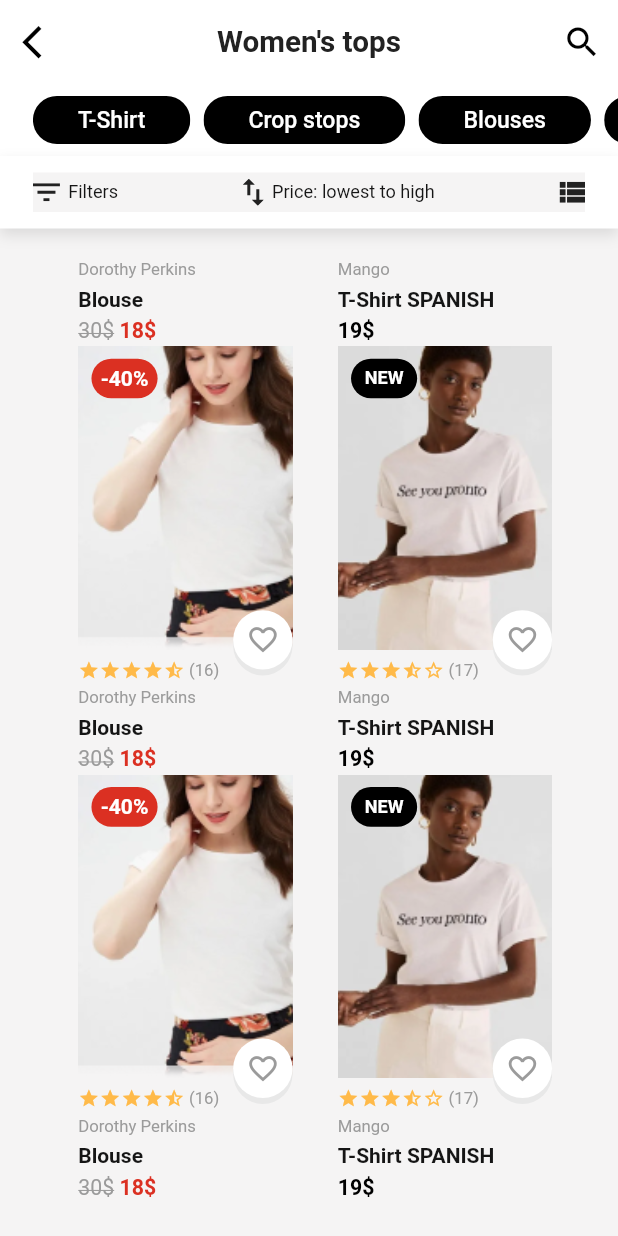
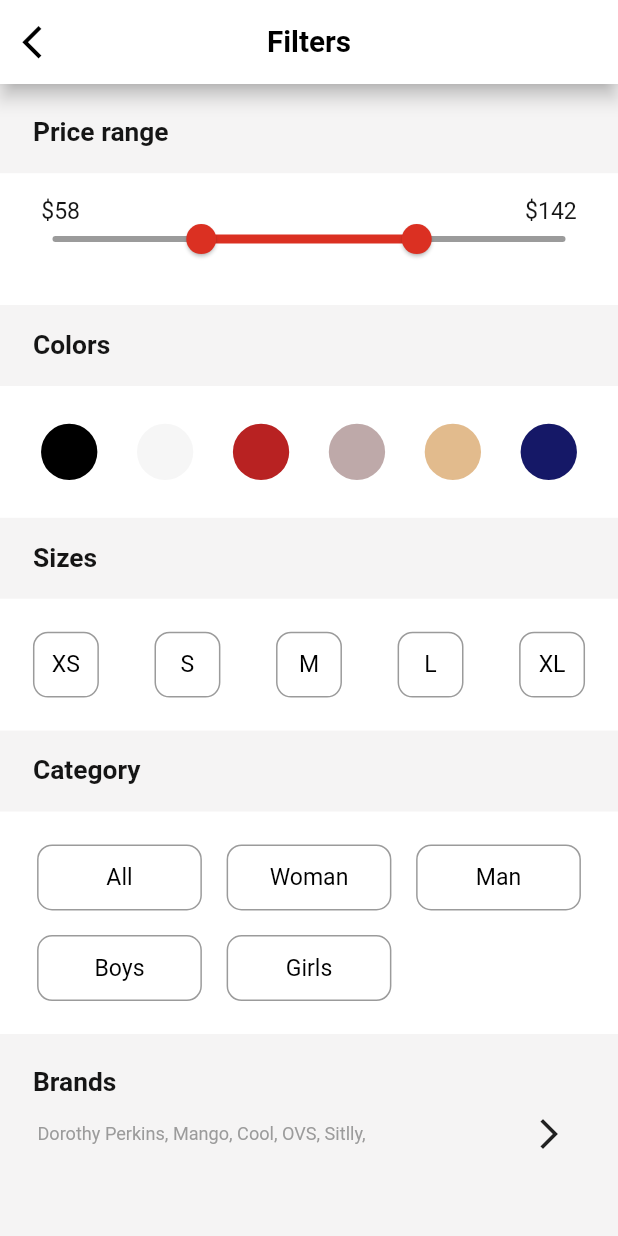
Before and after one commit to troqphuc147/e_commerce_ui, a Flutter app: the ProductWithCategoryScreen screen opened directly, scrolled down 229 dp, after a tap on "Filters", on a phone screen of 412 x 824 dp. Run offline on Flutter 3.47's test engine with Material 2 defaults, Android fonts, the phone set to English and light mode, and no system bars; drawn by our look-alikes of flutter_rating_bar; our stand-ins replace flutter_svg, image_picker; Roboto replaces fonts that are missing (Metropolis).

Commit message:
completed filter screen

```diff
--- /dev/null
+++ b/lib/models/brands.dart
@@ -0,0 +1,8 @@
+import 'package:flutter/material.dart';
+List<String> listBrand = [
+  "Dorothy Perkins",
+  "Mango",
+  "Cool",
+  "OVS",
+  "Sitlly",
+];
--- /dev/null
+++ b/lib/screens/product_with_category/components/filter/components/brand.dart
@@ -0,0 +1,63 @@
+import 'package:e_commerce_ui/constants.dart';
+import 'package:e_commerce_ui/models/brands.dart';
+import 'package:flutter/material.dart';
+
+import '../../../../../size_config.dart';
+
+class BrandFilter extends StatefulWidget {
+  const BrandFilter({Key? key}) : super(key: key);
+
+  @override
+  _BrandFilterState createState() => _BrandFilterState();
+}
+
+class _BrandFilterState extends State<BrandFilter> {
+  List<String> list = listBrand;
+  @override
+  Widget build(BuildContext context) {
+    return Column(
+      crossAxisAlignment: CrossAxisAlignment.start,
+      children: [
+        SizedBox(
+          height: getProportionateScreenWidth(20),
+        ),
+        Padding(
+          padding:
+              EdgeInsets.symmetric(horizontal: getProportionateScreenWidth(20)),
+          child: Text(
+            "Brands",
+            style: TextStyle(
+                fontSize: getProportionateScreenWidth(16),
+                fontWeight: FontWeight.w600),
+          ),
+        ),
+        Padding(
+          padding:
+              EdgeInsets.symmetric(horizontal: getProportionateScreenWidth(20)),
+          child: Row(
+            mainAxisAlignment: MainAxisAlignment.spaceBetween,
+            children: [
+              Row(
+                children: [
+                  ...List.generate(
+                      list.length,
+                      (index) => Text(
+                            " " + list[index] + ",",
+                            style: TextStyle(
+                              color: kPrimarySecondColor,
+                              fontSize: getProportionateScreenWidth(11),
+                            ),
+                          )),
+                ],
+              ),
+              IconButton(
+                onPressed: () {},
+                icon: Icon(Icons.arrow_forward_ios),
+              ),
+            ],
+          ),
+        ),
+      ],
+    );
+  }
+}
--- /dev/null
+++ b/lib/screens/product_with_category/components/filter/components/category.dart
@@ -0,0 +1,62 @@
+import 'package:e_commerce_ui/screens/product_with_category/components/filter/components/category_container.dart';
+import 'package:e_commerce_ui/screens/product_with_category/components/filter/components/size_container.dart';
+import 'package:flutter/cupertino.dart';
+import 'package:flutter/material.dart';
+
+import '../../../../../size_config.dart';
+
+class CategoryFilter extends StatefulWidget {
+  const CategoryFilter({Key? key}) : super(key: key);
+
+  @override
+  _CategoryFilterState createState() => _CategoryFilterState();
+}
+
+class _CategoryFilterState extends State<CategoryFilter> {
+  @override
+  Widget build(BuildContext context) {
+    return Column(
+      crossAxisAlignment: CrossAxisAlignment.start,
+      children: [
+        Padding(
+          padding: EdgeInsets.symmetric(
+              horizontal: getProportionateScreenWidth(20),
+              vertical: getProportionateScreenWidth(15)),
+          child: Text(
+            "Category",
+            style: TextStyle(
+                fontSize: getProportionateScreenWidth(16),
+                fontWeight: FontWeight.w600),
+          ),
+        ),
+        Container(
+          height: getProportionateScreenWidth(135),
+          padding:
+              EdgeInsets.symmetric(vertical: getProportionateScreenWidth(20)),
+          width: double.infinity,
+          color: Colors.white,
+          child: Padding(
+            padding: EdgeInsets.symmetric(
+                horizontal: getProportionateScreenWidth(20)),
+            child: Column(
+              mainAxisSize: MainAxisSize.max,
+              children: [
+                Wrap(
+                  spacing: getProportionateScreenWidth(15),
+                  runSpacing: getProportionateScreenWidth(15),
+                  children: [
+                    CategoryContainer(category: "All"),
+                    CategoryContainer(category: "Woman"),
+                    CategoryContainer(category: "Man"),
+                    CategoryContainer(category: "Boys"),
+                    CategoryContainer(category: "Girls"),
+                  ],
+                ),
+              ],
+            ),
+          ),
+        ),
+      ],
+    );
+  }
+}
--- /dev/null
+++ b/lib/screens/product_with_category/components/filter/components/category_container.dart
@@ -0,0 +1,41 @@
+import 'package:e_commerce_ui/constants.dart';
+import 'package:e_commerce_ui/size_config.dart';
+import 'package:flutter/material.dart';
+
+class CategoryContainer extends StatefulWidget {
+  final String category;
+  CategoryContainer({Key? key, required this.category}) : super(key: key);
+
+  @override
+  _CategoryContainerState createState() => _CategoryContainerState();
+}
+
+class _CategoryContainerState extends State<CategoryContainer> {
+  bool isSelected = false;
+  @override
+  Widget build(BuildContext context) {
+    return GestureDetector(
+      onTap: () {
+        setState(() {
+          isSelected = !isSelected;
+        });
+      },
+      child: Container(
+        height: getProportionateScreenWidth(40),
+        width: getProportionateScreenWidth(100),
+        decoration: BoxDecoration(
+            color: isSelected ? kPrimaryColor : Colors.white,
+            borderRadius: BorderRadius.circular(10),
+            border: Border.all(color: kPrimarySecondColor)),
+        child: Center(
+          child: Text(
+            widget.category,
+            style: TextStyle(
+                fontSize: getProportionateScreenWidth(14),
+                color: isSelected ? Colors.white : Colors.black),
+          ),
+        ),
+      ),
+    );
+  }
+}
--- /dev/null
+++ b/lib/screens/product_with_category/components/filter/components/color.dart
@@ -0,0 +1,52 @@
+import 'package:e_commerce_ui/screens/product_with_category/components/filter/components/color_container.dart';
+import 'package:flutter/material.dart';
+
+import '../../../../../size_config.dart';
+
+class ColorFilter extends StatefulWidget {
+  const ColorFilter({Key? key}) : super(key: key);
+
+  @override
+  _ColorFilterState createState() => _ColorFilterState();
+}
+
+class _ColorFilterState extends State<ColorFilter> {
+  @override
+  Widget build(BuildContext context) {
+    return Column(
+      crossAxisAlignment: CrossAxisAlignment.start,
+      children: [
+        Padding(
+          padding: EdgeInsets.symmetric(
+              horizontal: getProportionateScreenWidth(20),
+              vertical: getProportionateScreenWidth(15)),
+          child: Text(
+            "Colors",
+            style: TextStyle(
+                fontSize: getProportionateScreenWidth(16),
+                fontWeight: FontWeight.w600),
+          ),
+        ),
+        Container(
+          height: getProportionateScreenWidth(80),
+          color: Colors.white,
+          child: Padding(
+            padding: EdgeInsets.symmetric(
+                horizontal: getProportionateScreenWidth(20)),
+            child: Row(
+              mainAxisAlignment: MainAxisAlignment.spaceBetween,
+              children: const [
+                ColorContainer(color: Colors.black),
+                ColorContainer(color: Color(0xffF6F6F6)),
+                ColorContainer(color: Color(0xffB82222)),
+                ColorContainer(color: Color(0xffBEA9A9)),
+                ColorContainer(color: Color(0xffE2BB8D)),
+                ColorContainer(color: Color(0xff151867)),
+              ],
+            ),
+          ),
+        ),
+      ],
+    );
+  }
+}
--- /dev/null
+++ b/lib/screens/product_with_category/components/filter/components/color_container.dart
@@ -0,0 +1,42 @@
+import 'package:e_commerce_ui/constants.dart';
+import 'package:e_commerce_ui/size_config.dart';
+import 'package:flutter/material.dart';
+
+class ColorContainer extends StatefulWidget {
+  final Color color;
+  const ColorContainer({Key? key, required this.color}) : super(key: key);
+
+  @override
+  _ColorContainerState createState() => _ColorContainerState();
+}
+
+class _ColorContainerState extends State<ColorContainer> {
+  Color colorBorder = Colors.white;
+  @override
+  Widget build(BuildContext context) {
+    return GestureDetector(
+      onTap: () {
+        setState(() {
+          if (colorBorder == Colors.white) {
+            colorBorder = kPrimaryColor;
+          } else {
+            colorBorder = Colors.white;
+          }
+        });
+      },
+      child: Container(
+        height: getProportionateScreenWidth(44),
+        width: getProportionateScreenWidth(44),
+        padding: EdgeInsets.all(getProportionateScreenWidth(4)),
+        decoration: BoxDecoration(
+            borderRadius: BorderRadius.circular(50),
+            border: Border.all(color: colorBorder),
+            color: Colors.white),
+        child: Container(
+          decoration: BoxDecoration(
+              borderRadius: BorderRadius.circular(50), color: widget.color),
+        ),
+      ),
+    );
+  }
+}
--- /dev/null
+++ b/lib/screens/product_with_category/components/filter/components/price.dart
@@ -0,0 +1,97 @@
+import 'package:e_commerce_ui/constants.dart';
+import 'package:e_commerce_ui/size_config.dart';
+import 'package:flutter/material.dart';
+
+class PriceFilter extends StatefulWidget {
+  const PriceFilter({Key? key}) : super(key: key);
+
+  @override
+  _PriceFilterState createState() => _PriceFilterState();
+}
+
+class _PriceFilterState extends State<PriceFilter> {
+  double min = 58;
+  double max = 142;
+  late RangeValues _values;
+  @override
+  void initState() {
+    // TODO: implement initState
+    super.initState();
+    _values = RangeValues(min, max);
+  }
+
+  @override
+  Widget build(BuildContext context) {
+    return Column(
+      crossAxisAlignment: CrossAxisAlignment.start,
+      children: [
+        Padding(
+          padding: EdgeInsets.symmetric(
+              horizontal: getProportionateScreenWidth(20),),
+          child: Text(
+            "Price range",
+            style: TextStyle(
+                fontSize: getProportionateScreenWidth(16),
+                fontWeight: FontWeight.w600),
+          ),
+        ),
+        Container(
+            height: getProportionateScreenWidth(80),
+            color: Colors.white,
+            margin: EdgeInsets.only(top: getProportionateScreenWidth(15)),
+            padding: EdgeInsets.symmetric(
+                horizontal: getProportionateScreenWidth(10)),
+            child: Stack(
+              children: [
+                Padding(
+                  padding: EdgeInsets.symmetric(
+                      vertical: getProportionateScreenWidth(15),
+                      horizontal: getProportionateScreenWidth(15)),
+                  child: Row(
+                    mainAxisAlignment: MainAxisAlignment.spaceBetween,
+                    crossAxisAlignment: CrossAxisAlignment.end,
+                    children: [
+                      Text(
+                        "\$" + min.toInt().toString(),
+                        style: TextStyle(
+                          fontSize: getProportionateScreenWidth(14),
+                        ),
+                      ),
+                      Text(
+                        "\$" + max.toInt().toString(),
+                        style: TextStyle(
+                          fontSize: getProportionateScreenWidth(14),
+                        ),
+                      ),
+                    ],
+                  ),
+                ),
+                RangeSlider(
+                  inactiveColor: kPrimarySecondColor,
+                  activeColor: kPrimaryColor,
+                  min: 0,
+                  max: 200,
+                  values: _values,
+                  onChanged: (RangeValues values) {
+                    setState(() {
+                      if (values.end - values.start >= 20) {
+                        _values = values;
+                      } else {
+                        if (_values.start == values.start) {
+                          _values =
+                              RangeValues(_values.start, _values.start + 20);
+                        } else {
+                          _values = RangeValues(_values.end - 20, _values.end);
+                        }
+                      }
+                      min = values.start;
+                      max = values.end;
+                    });
+                  },
+                ),
+              ],
+            )),
+      ],
+    );
+  }
+}
--- /dev/null
+++ b/lib/screens/product_with_category/components/filter/components/size.dart
@@ -0,0 +1,51 @@
+import 'package:e_commerce_ui/screens/product_with_category/components/filter/components/size_container.dart';
+import 'package:flutter/material.dart';
+
+import '../../../../../size_config.dart';
+
+class SizeFilter extends StatefulWidget {
+  const SizeFilter({Key? key}) : super(key: key);
+
+  @override
+  _SizeFilterState createState() => _SizeFilterState();
+}
+
+class _SizeFilterState extends State<SizeFilter> {
+  @override
+  Widget build(BuildContext context) {
+    return Column(
+      crossAxisAlignment: CrossAxisAlignment.start,
+      children: [
+        Padding(
+          padding: EdgeInsets.symmetric(
+              horizontal: getProportionateScreenWidth(20),
+              vertical: getProportionateScreenWidth(15)),
+          child: Text(
+            "Sizes",
+            style: TextStyle(
+                fontSize: getProportionateScreenWidth(16),
+                fontWeight: FontWeight.w600),
+          ),
+        ),
+        Container(
+          height: getProportionateScreenWidth(80),
+          color: Colors.white,
+          child: Padding(
+            padding: EdgeInsets.symmetric(
+                horizontal: getProportionateScreenWidth(20)),
+            child: Row(
+              mainAxisAlignment: MainAxisAlignment.spaceBetween,
+              children: const [
+                SizeContainer(size: "XS"),
+                SizeContainer(size: "S"),
+                SizeContainer(size: "M"),
+                SizeContainer(size: "L"),
+                SizeContainer(size: "XL"),
+              ],
+            ),
+          ),
+        ),
+      ],
+    );
+  }
+}
--- /dev/null
+++ b/lib/screens/product_with_category/components/filter/components/size_container.dart
@@ -0,0 +1,44 @@
+import 'package:e_commerce_ui/constants.dart';
+import 'package:e_commerce_ui/size_config.dart';
+import 'package:flutter/material.dart';
+
+class SizeContainer extends StatefulWidget {
+  final String size;
+  const SizeContainer({Key? key, required this.size}) : super(key: key);
+
+  @override
+  _SizeContainerState createState() => _SizeContainerState();
+}
+
+class _SizeContainerState extends State<SizeContainer> {
+  Color color = Colors.white;
+  @override
+  Widget build(BuildContext context) {
+    return GestureDetector(
+      onTap: () {
+        setState(() {
+          if (color == Colors.white) {
+            color = kPrimaryColor;
+          } else {
+            color = Colors.white;
+          }
+        });
+      },
+      child: Container(
+          height: getProportionateScreenWidth(40),
+          width: getProportionateScreenWidth(40),
+          decoration: BoxDecoration(
+              borderRadius: BorderRadius.circular(10),
+              border: Border.all(color: kPrimarySecondColor),
+              color: color),
+          child: Center(
+            child: Text(
+              widget.size,
+              style: TextStyle(
+                  fontSize: getProportionateScreenWidth(14),
+                  color: color == kPrimaryColor ? Colors.white : Colors.black),
+            ),
+          )),
+    );
+  }
+}
--- /dev/null
+++ b/lib/screens/product_with_category/components/filter/filters_screen.dart
@@ -0,0 +1,57 @@
+import 'package:e_commerce_ui/screens/product_with_category/components/filter/components/brand.dart';
+import 'package:e_commerce_ui/screens/product_with_category/components/filter/components/category.dart';
+import 'package:e_commerce_ui/screens/product_with_category/components/filter/components/color.dart';
+import 'package:e_commerce_ui/screens/product_with_category/components/filter/components/price.dart';
+import 'package:e_commerce_ui/screens/product_with_category/components/filter/components/size.dart';
+import 'package:e_commerce_ui/size_config.dart';
+import 'package:flutter/material.dart';
+
+class FilterScreen extends StatefulWidget {
+  const FilterScreen({Key? key}) : super(key: key);
+
+  @override
+  _FilterScreenState createState() => _FilterScreenState();
+}
+
+class _FilterScreenState extends State<FilterScreen> {
+  @override
+  Widget build(BuildContext context) {
+    return Scaffold(
+      appBar: AppBar(
+        backgroundColor: Colors.white,
+        leading: IconButton(
+          color: Colors.black,
+          icon: Icon(
+            Icons.arrow_back_ios,
+            size: getProportionateScreenWidth(24),
+          ),
+          onPressed: () {
+            Navigator.pop(context);
+          },
+        ),
+        title: Text(
+          "Filters",
+          style: TextStyle(
+              color: Colors.black,
+              fontSize: getProportionateScreenWidth(18),
+              fontWeight: FontWeight.w600),
+        ),
+        elevation: 5.0,
+      ),
+      body: Padding(
+        padding: EdgeInsets.symmetric(vertical: getProportionateScreenWidth(20)),
+        child: SingleChildScrollView(
+          child: Column(
+            children: const [
+              PriceFilter(),
+              ColorFilter(),
+              SizeFilter(),
+              CategoryFilter(),
+              BrandFilter(),
+            ],
+          ),
+        ),
+      ),
+    );
+  }
+}
--- a/lib/screens/product_with_category/components/filters_and_sort.dart
+++ b/lib/screens/product_with_category/components/filters_and_sort.dart
@@ -1,4 +1,5 @@
 import 'package:e_commerce_ui/constants.dart';
+import 'package:e_commerce_ui/screens/product_with_category/components/filter/filters_screen.dart';
 import 'package:e_commerce_ui/screens/product_with_category/components/sort_button.dart';
 import 'package:e_commerce_ui/size_config.dart';
 import 'package:flutter/material.dart';
@@ -17,7 +18,7 @@ class _FilterAndSortState extends State<FilterAndSort> {
   Widget build(BuildContext context) {
     return Container(
       height: getProportionateScreenWidth(44),
-      decoration:  BoxDecoration(
+      decoration: BoxDecoration(
         color: Colors.white,
         boxShadow: [
           BoxShadow(
@@ -36,7 +37,12 @@ class _FilterAndSortState extends State<FilterAndSort> {
           mainAxisAlignment: MainAxisAlignment.spaceBetween,
           children: [
             GestureDetector(
-              onTap: () {},
+              onTap: () {
+                Navigator.push(
+                    context,
+                    MaterialPageRoute(
+                        builder: (context) => const FilterScreen()));
+              },
               child: Row(
                 children: [
                   SvgPicture.asset("assets/icons/filter.svg"),
@@ -52,7 +58,8 @@ class _FilterAndSortState extends State<FilterAndSort> {
             ),
             SortButton(sort: sort),
             GestureDetector(
-              onTap: () {},
+              onTap: () {
+              },
               child: SvgPicture.asset("assets/icons/view_list.svg"),
             )
           ],
@@ -60,5 +67,4 @@ class _FilterAndSortState extends State<FilterAndSort> {
       ),
     );
   }
-
 }
--- a/lib/screens/product_with_category/components/filters_dialog.dart
+++ /dev/null
@@ -1,6 +0,0 @@
-import 'package:flutter/material.dart';
-Widget Filter(){
-  return Container(
-
-  );
-}
```
